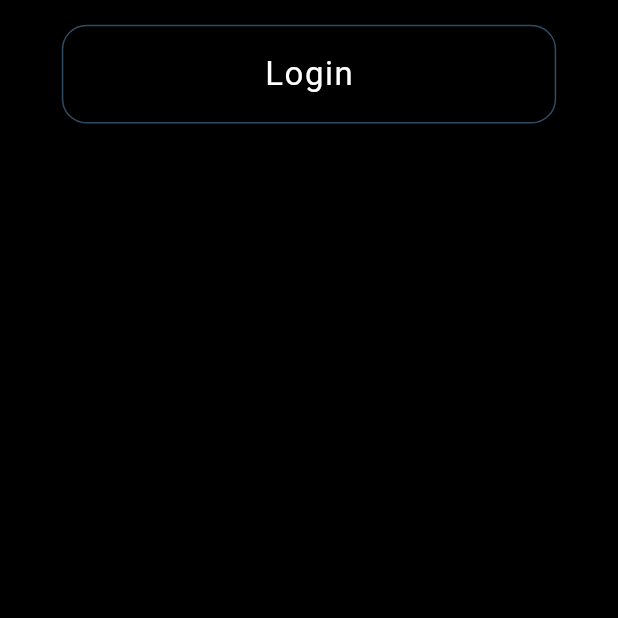
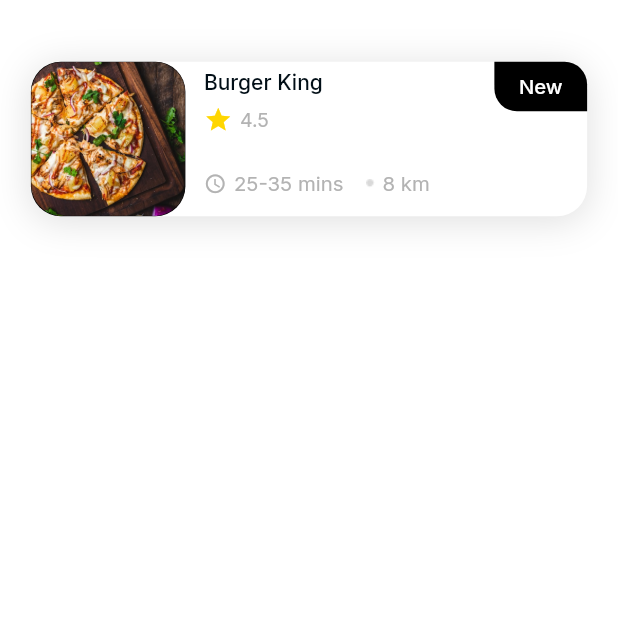
Before and after one commit to RamazanAksoy/foodapp, a Flutter app: the MyHomePage screen opened directly, on a phone screen of 412 x 824 dp, the top half of it. Run offline on Flutter 3.47's test engine with Material 2 defaults, Android fonts, the phone set to English and light mode, and no system bars; drawn by our look-alikes of flutter_bounceable; our stand-ins replace google_fonts.

Commit message:
restaurantlistitem widget add

```diff
--- a/lib/main.dart
+++ b/lib/main.dart
@@ -1,5 +1,6 @@
 import 'package:flutter/material.dart';
 import 'package:foodapp/pages/splashscreen.dart';
+import 'package:foodapp/restaurantlistitem.dart';
 
 import 'button.dart';
 
@@ -18,7 +19,7 @@ class MyApp extends StatelessWidget {
       theme: ThemeData(
         primarySwatch: Colors.blue,
       ),
-      home: const SplashScreen(),
+      home: const MyHomePage(),
     );
   }
 }
@@ -26,20 +27,25 @@ class MyApp extends StatelessWidget {
 class MyHomePage extends StatefulWidget {
   const MyHomePage({super.key});
 
-
-
   @override
   State<MyHomePage> createState() => _MyHomePageState();
 }
 
 class _MyHomePageState extends State<MyHomePage> {
-
-
   @override
   Widget build(BuildContext context) {
-    Size size=MediaQuery.of(context).size;
+    Size size = MediaQuery.of(context).size;
 
-    return Scaffold(backgroundColor: Colors.black,body: ButtonWidget(text: "Login", size: size,),
+    return Scaffold(
+      backgroundColor: Colors.white,
+      body: RestaurantListItem(
+          imageUrl: "assets/restaurant2.png",
+          restaurantName: "Burger King",
+          rating: "4.5",
+          hourTime: "25-35 mins",
+          size: size,
+          far: "8 km",
+          newIs: true),
     );
   }
 }
--- /dev/null
+++ b/lib/restaurantlistitem.dart
@@ -0,0 +1,148 @@
+import 'package:flutter/material.dart';
+import 'package:google_fonts/google_fonts.dart';
+
+class RestaurantListItem extends StatelessWidget {
+  const RestaurantListItem(
+      {super.key,
+      required this.size,
+      required this.imageUrl,
+      required this.restaurantName,
+      required this.rating,
+      required this.hourTime,
+      required this.far,
+      required this.newIs});
+  final String imageUrl;
+  final String restaurantName;
+  final String rating;
+  final String hourTime;
+  final String far;
+  final bool newIs;
+  final Size size;
+
+  @override
+  Widget build(BuildContext context) {
+    return Container(
+      width: size.width,
+      height: size.height / 10 * 1.25,
+      margin: EdgeInsets.symmetric(
+          horizontal: size.width / 10 * 0.5, vertical: size.height / 10 * 0.5),
+      decoration: BoxDecoration(boxShadow: [
+        BoxShadow(
+          color: Colors.black.withOpacity(0.12),
+          spreadRadius: 1,
+          blurRadius: 20,
+          offset: Offset(0, 3), // changes position of shadow
+        ),
+      ], borderRadius: BorderRadius.circular(20), color: Colors.white),
+      child: Row(crossAxisAlignment: CrossAxisAlignment.start, children: [
+        Container(
+          width: size.width / 10 * 2.5,
+          decoration: BoxDecoration(
+            color: Colors.black,
+            image: DecorationImage(
+                image: AssetImage(imageUrl), fit: BoxFit.fitHeight),
+            borderRadius: BorderRadius.circular(20),
+          ),
+        ),
+        Container(
+          width: size.width / 10 * 4.6,
+          padding: EdgeInsets.only(left: size.width / 10 * 0.3),
+          child: Column(
+            crossAxisAlignment: CrossAxisAlignment.start,
+            children: [
+              Column(
+                crossAxisAlignment: CrossAxisAlignment.start,
+                children: [
+                  SizedBox(
+                    height: 5,
+                  ),
+                  Text(
+                    restaurantName,
+                    style: GoogleFonts.inter(
+                        fontSize: 14,
+                        color: Color(0xff010E16),
+                        fontWeight: FontWeight.w500),
+                  ),
+                  SizedBox(
+                    height: 7,
+                  ),
+                  Row(
+                    children: [
+                      Icon(
+                        Icons.star,
+                        color: Color(0xffFFD600),
+                        size: 19,
+                      ),
+                      SizedBox(
+                        width: 5,
+                      ),
+                      Text(
+                        rating,
+                        style: GoogleFonts.inter(
+                            color: Color(0xffB3B3B3),
+                            fontSize: 13,
+                            fontWeight: FontWeight.w400),
+                      )
+                    ],
+                  ),
+                ],
+              ),
+              SizedBox(
+                height: 25,
+              ),
+              Row(
+                children: [
+                  Icon(
+                    Icons.access_time,
+                    color: Color(0xffB3B3B3),
+                    size: 15,
+                  ),
+                  SizedBox(
+                    width: 5,
+                  ),
+                  Text(
+                    hourTime,
+                    style: GoogleFonts.inter(
+                        fontSize: 13.57, color: Color(0xffB3B3B3)),
+                  ),
+                  SizedBox(
+                    width: 15,
+                  ),
+                  Container(
+                      alignment: Alignment.center,
+                      child: Image.asset("assets/ellipse.png")),
+                  SizedBox(
+                    width: 5,
+                  ),
+                  Text(
+                    "" + far,
+                    style: GoogleFonts.inter(
+                        fontSize: 13.57, color: Color(0xffB3B3B3)),
+                  )
+                ],
+              )
+            ],
+          ),
+        ),
+       newIs? Container(
+          alignment: Alignment.center,
+          margin: EdgeInsets.only(left: size.width / 10 * 0.4),
+          width: size.width / 10 * 1.5,
+          height: size.height / 10 * 0.4,
+          decoration: BoxDecoration(
+              borderRadius: BorderRadius.only(
+                bottomLeft: Radius.circular(15),
+                topRight: Radius.circular(15),
+              ),
+              color: Colors.black),
+          child: Text(
+            "New",
+            style: GoogleFonts.inter(
+                fontSize: 13.5, color: Colors.white, fontWeight: FontWeight.w500),
+            textAlign: TextAlign.center,
+          ),
+        )
+     :Container() ]),
+    );
+  }
+}
```
Also changed, not shown: assets/ellipse.png (added), assets/restaurant1.png (added), assets/restaurant2.png (added), assets/restaurant3.png (added).
